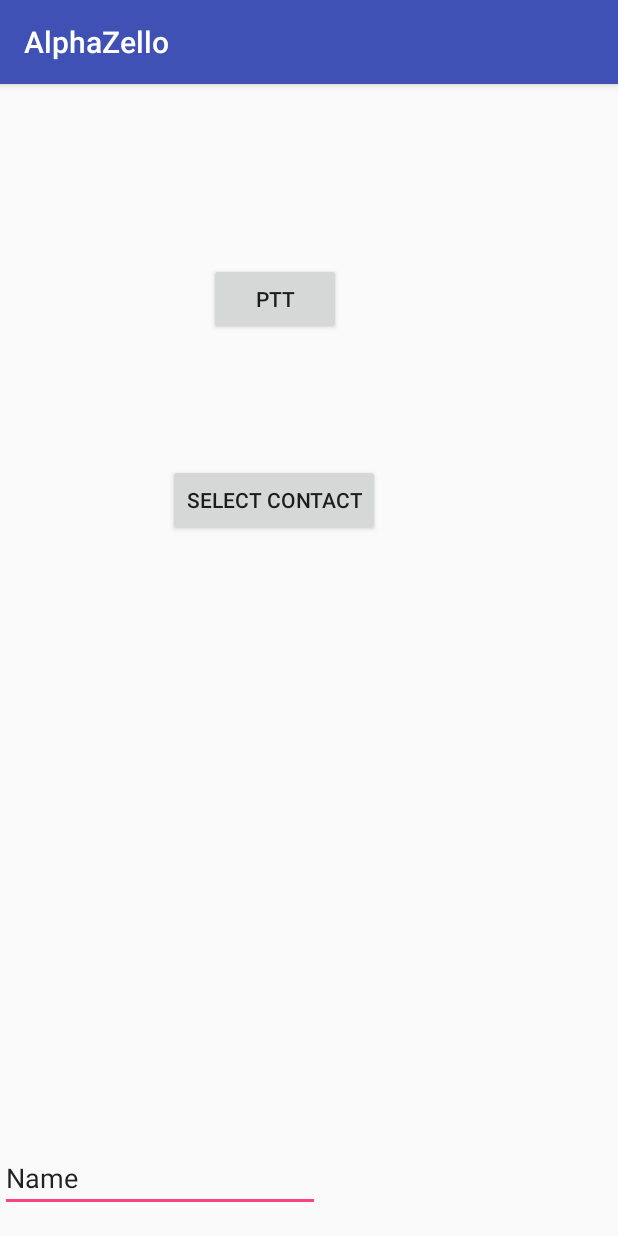
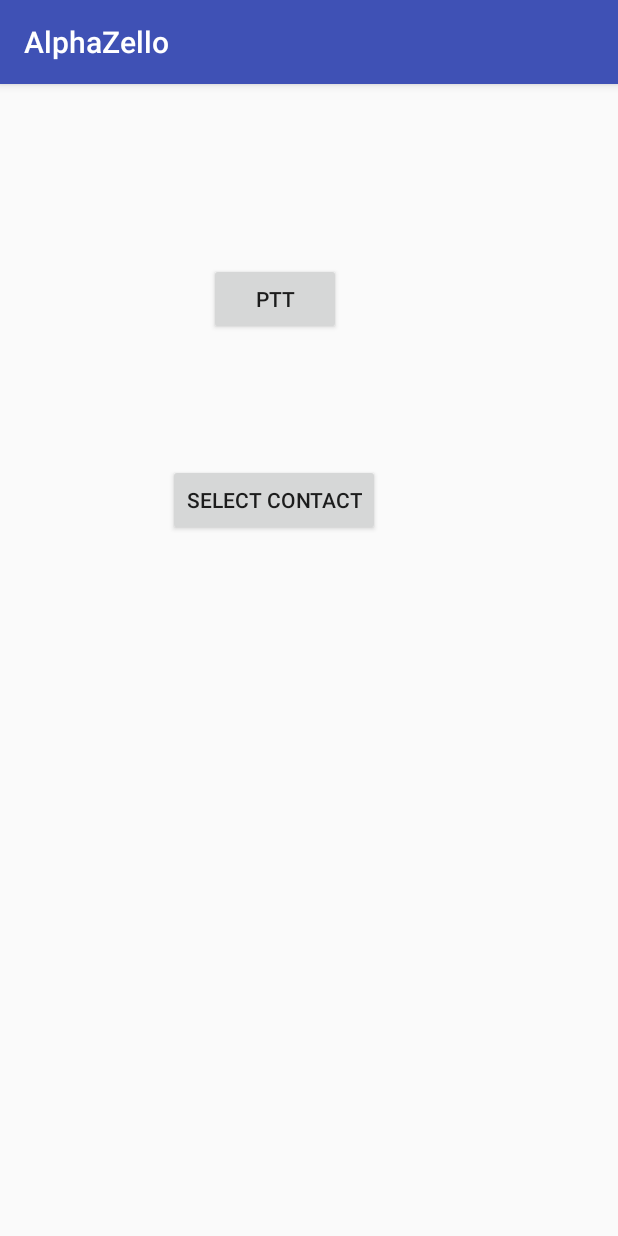
Before and after one commit to shuyangc/AlphaZello, an Android app: the screen it shows after launch (MainActivity), on a phone screen of 412 x 824 dp. Run offline under Robolectric (Android 15) with nearby library versions, the phone set to English and light mode, and no system bars.

Commit message:
replace status text view with android Toast

```diff
--- a/app/src/main/res/layout/activity_main.xml
+++ b/app/src/main/res/layout/activity_main.xml
@@ -27,14 +27,4 @@
         android:layout_marginLeft="112dp"
         app:layout_constraintLeft_toLeftOf="parent" />
 
-    <EditText
-        android:id="@+id/status_text"
-        android:layout_width="wrap_content"
-        android:layout_height="wrap_content"
-        android:layout_marginBottom="16dp"
-        android:ems="10"
-        android:inputType="textPersonName"
-        android:text="Name"
-        app:layout_constraintBottom_toBottomOf="parent"
-        tools:layout_editor_absoluteX="85dp" />
 </android.support.constraint.ConstraintLayout>
```
Also changed, not shown: app/src/main/java/pmxt36/alphazello/MainActivity.java (+5 -4 lines).
